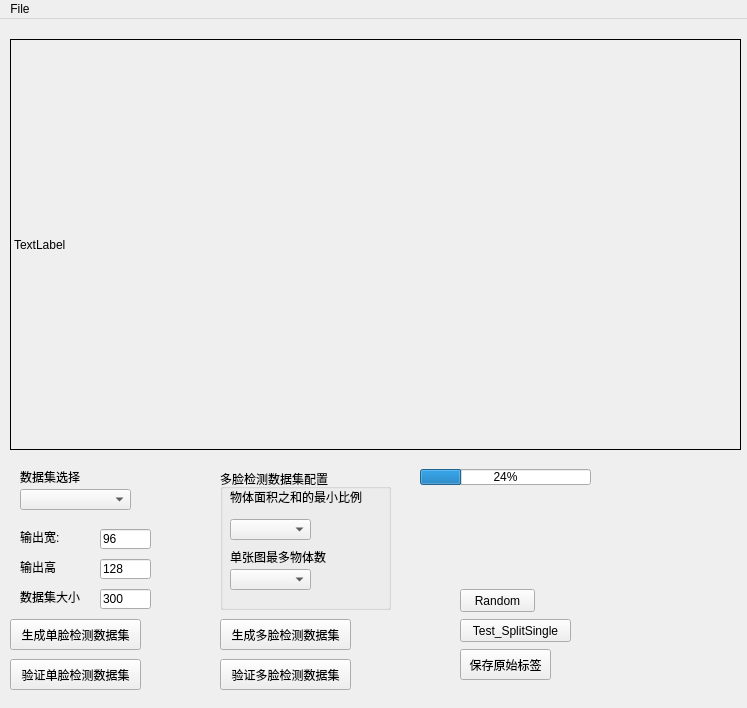
Old version of the form widertools.ui in the repository nxp-mcuxpresso/FineDataset.
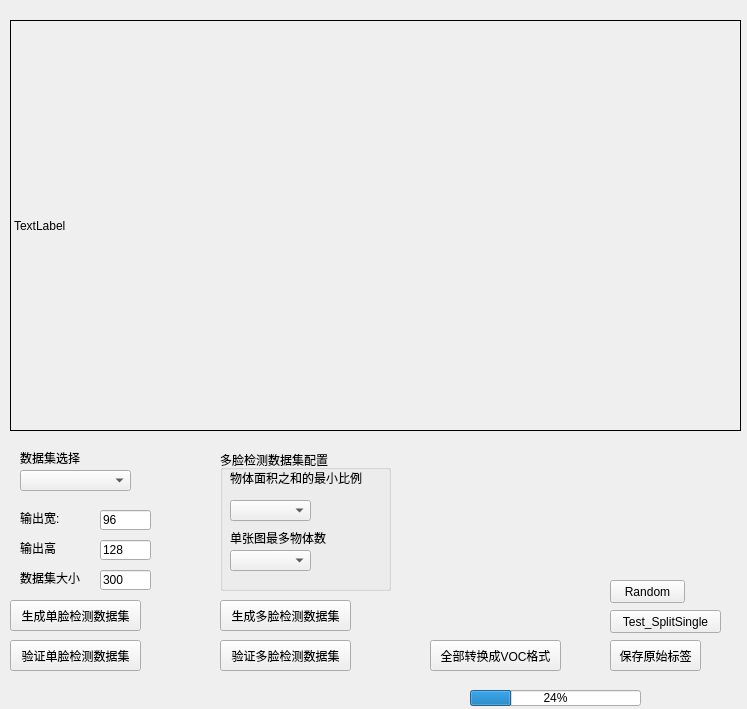
New version of the form.

```diff
--- a/widertools.ui
+++ b/widertools.ui
@@ -7,7 +7,7 @@
     <x>0</x>
     <y>0</y>
     <width>747</width>
-    <height>708</height>
+    <height>709</height>
    </rect>
   </property>
   <property name="windowTitle">
@@ -33,8 +33,8 @@
    <widget class="QPushButton" name="btnRandom">
     <property name="geometry">
      <rect>
-      <x>460</x>
-      <y>570</y>
+      <x>610</x>
+      <y>580</y>
       <width>75</width>
       <height>23</height>
      </rect>
@@ -69,8 +69,8 @@
    <widget class="QPushButton" name="btnSplitSingle">
     <property name="geometry">
      <rect>
-      <x>460</x>
-      <y>600</y>
+      <x>610</x>
+      <y>610</y>
       <width>111</width>
       <height>23</height>
      </rect>
@@ -212,8 +212,8 @@
    <widget class="QPushButton" name="btnSaveOriBBoxes">
     <property name="geometry">
      <rect>
-      <x>460</x>
-      <y>630</y>
+      <x>610</x>
+      <y>640</y>
       <width>91</width>
       <height>31</height>
      </rect>
@@ -284,8 +284,8 @@
    <widget class="QProgressBar" name="pgsBar">
     <property name="geometry">
      <rect>
-      <x>420</x>
-      <y>450</y>
+      <x>470</x>
+      <y>690</y>
       <width>171</width>
       <height>16</height>
      </rect>
@@ -294,23 +294,19 @@
      <number>24</number>
     </property>
    </widget>
-  </widget>
-  <widget class="QMenuBar" name="menubar">
-   <property name="geometry">
-    <rect>
-     <x>0</x>
-     <y>0</y>
-     <width>747</width>
-     <height>23</height>
-    </rect>
-   </property>
-   <widget class="QMenu" name="menuFile">
-    <property name="title">
-     <string>File</string>
+   <widget class="QPushButton" name="btnToVoc">
+    <property name="geometry">
+     <rect>
+      <x>430</x>
+      <y>640</y>
+      <width>131</width>
+      <height>31</height>
+     </rect>
     </property>
-    <addaction name="actiontrain"/>
+    <property name="text">
+     <string>全部转换成VOC格式</string>
+    </property>
    </widget>
-   <addaction name="menuFile"/>
   </widget>
   <action name="actiontrain">
    <property name="text">
```
